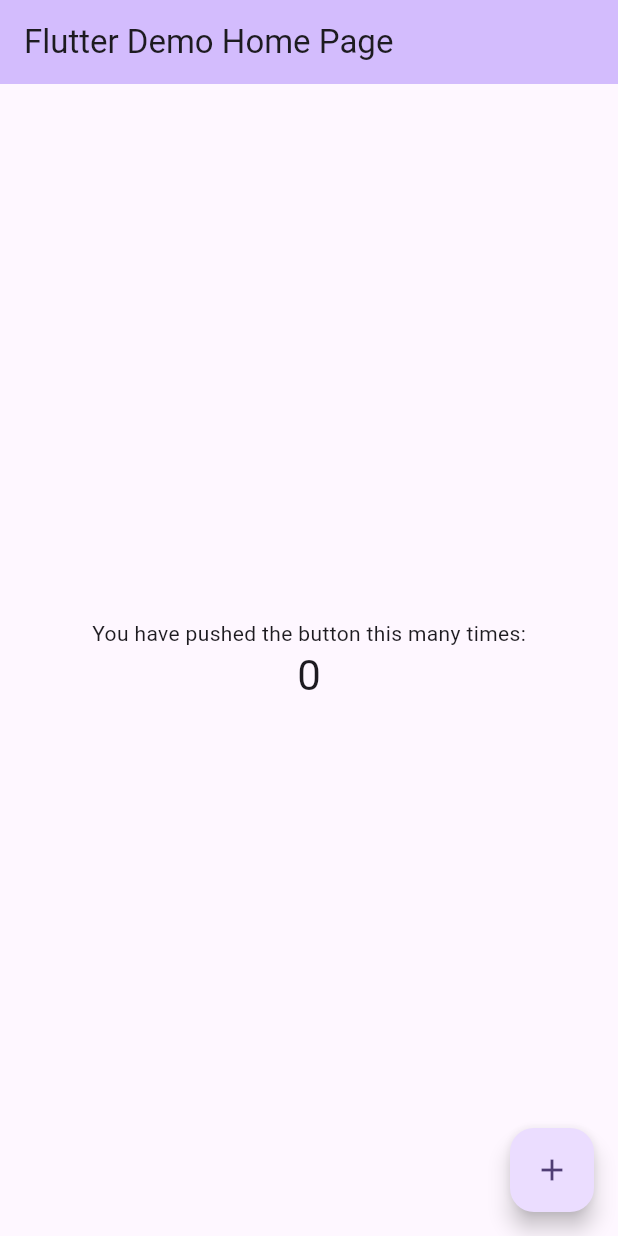
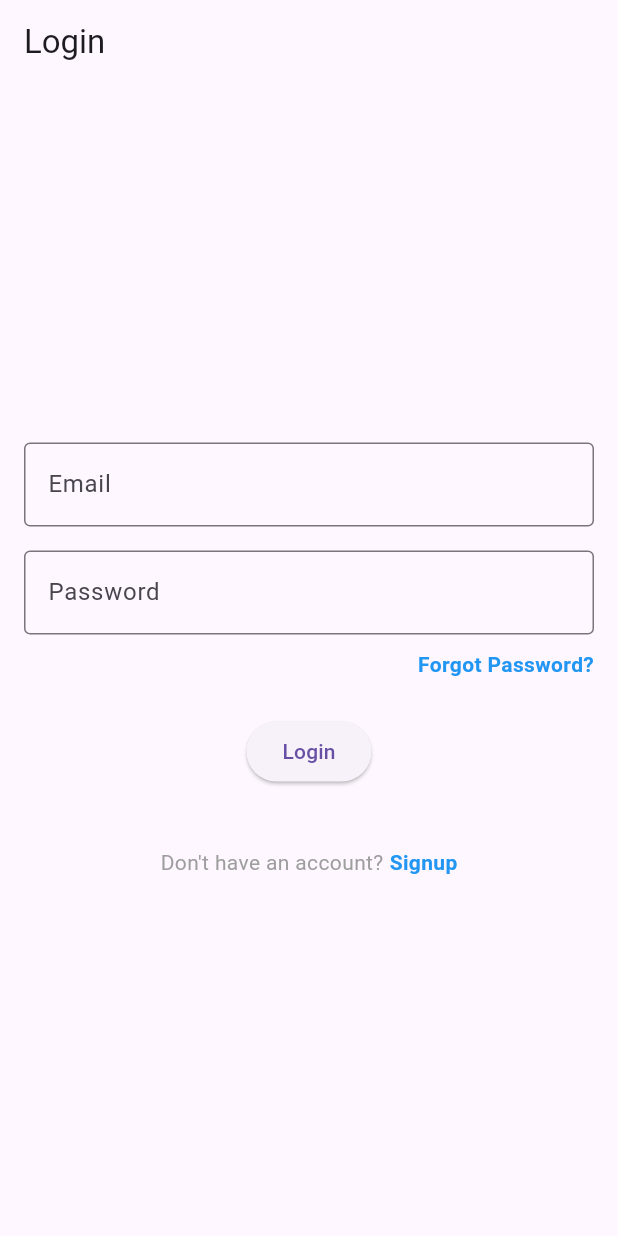
Before and after one commit to boranku/PasswordManager, a Flutter app: the screen it shows after launch, on a phone screen of 412 x 824 dp. Run offline on Flutter 3.47's test engine with Material 3 defaults, Android fonts, the phone set to English and light mode, and no system bars.

Commit message:
Login Page and temporary Landing Page, Sign Up Page, Forgot Password Page implemented

```diff
--- a/passwordmanager/lib/main.dart
+++ b/passwordmanager/lib/main.dart
@@ -1,73 +1,45 @@
 import 'package:flutter/material.dart';
+import 'pages/login_page.dart'; // Import the LoginPage from the subfolder
 
 void main() {
-  runApp(const MyApp());
-}
-
-void test() {
-  final name = 'XXX';
-  print('Yeaa');
+  runApp(MyApp());
 }
 
 class MyApp extends StatelessWidget {
   const MyApp({super.key});
+
   @override
   Widget build(BuildContext context) {
-    test();
     return MaterialApp(
       title: 'Flutter Demo',
       theme: ThemeData(
-        colorScheme: ColorScheme.fromSeed(seedColor: Colors.deepPurple),
-        useMaterial3: true,
+        primarySwatch: Colors.blue,
       ),
-      home: const MyHomePage(title: 'Flutter Demo Home Page'),
+      home: LoginPage(),
     );
   }
 }
 
-class MyHomePage extends StatefulWidget {
-  const MyHomePage({super.key, required this.title});
-
-  final String title;
-
-  @override
-  State<MyHomePage> createState() => _MyHomePageState();
-}
-
-class _MyHomePageState extends State<MyHomePage> {
-  int _counter = 0;
-
-  void _incrementCounter() {
-    setState(() {
-      _counter++;
-    });
-  }
+class HomePage extends StatelessWidget {
+  const HomePage({super.key});
 
   @override
   Widget build(BuildContext context) {
     return Scaffold(
       appBar: AppBar(
-        backgroundColor: Theme.of(context).colorScheme.inversePrimary,
-        title: Text(widget.title),
+        title: const Text("Home Page"),
       ),
       body: Center(
-        child: Column(
-          mainAxisAlignment: MainAxisAlignment.center,
-          children: <Widget>[
-            const Text(
-              'You have pushed the button this many times:',
-            ),
-            Text(
-              '$_counter',
-              style: Theme.of(context).textTheme.headlineMedium,
-            ),
-          ],
+        child: ElevatedButton(
+          onPressed: () {
+            // Navigate to the LoginPage when button is pressed
+            Navigator.push(
+              context,
+              MaterialPageRoute(builder: (context) => LoginPage()),
+            );
+          },
+          child: const Text('Go to Login Page'),
         ),
-      ),
-      floatingActionButton: FloatingActionButton(
-        onPressed: _incrementCounter,
-        tooltip: 'Increment',
-        child: const Icon(Icons.add),
       ),
     );
   }
--- /dev/null
+++ b/passwordmanager/lib/pages/login_page.dart
@@ -0,0 +1,164 @@
+import 'package:flutter/material.dart';
+import 'package:passwordmanager/pages/landing_page.dart';
+import 'package:passwordmanager/pages/forgot_password_page.dart';
+import 'package:passwordmanager/pages/signup_page.dart';
+
+class LoginPage extends StatefulWidget {
+  const LoginPage({super.key});
+
+  @override
+  _LoginPageState createState() => _LoginPageState();
+}
+
+class _LoginPageState extends State<LoginPage> {
+  final _formKey = GlobalKey<FormState>();
+  final TextEditingController _emailController = TextEditingController();
+  final TextEditingController _passwordController = TextEditingController();
+
+  // Function to handle login logic
+  void _login() {
+    if (_formKey.currentState!.validate()) {
+      // If form is valid, trigger authentication here
+      String email = _emailController.text;
+      String password = _passwordController.text;
+
+      // Dummy login action
+      if (email == "mail123@gmail.com" && password == "password123") {
+        // If login is successful, navigate to the LandingPage
+        Navigator.pushReplacement(
+          context,
+          MaterialPageRoute(builder: (context) => LandingPage()),
+        );
+      } else {
+        ScaffoldMessenger.of(context).showSnackBar(const SnackBar(
+          content: Text("Invalid credentials"),
+        ));
+      }
+    }
+  }
+
+  @override
+  Widget build(BuildContext context) {
+    return Scaffold(
+      appBar: AppBar(
+        title: const Text("Login"),
+      ),
+      body: Padding(
+        padding: const EdgeInsets.all(16.0),
+        child: Form(
+          key: _formKey,
+          child: Column(
+            mainAxisAlignment: MainAxisAlignment.center,
+            children: <Widget>[
+              // Email TextFormField
+              TextFormField(
+                controller: _emailController,
+                keyboardType: TextInputType.emailAddress,
+                decoration: const InputDecoration(
+                  labelText: 'Email',
+                  border: OutlineInputBorder(),
+                ),
+                validator: (value) {
+                  if (value == null || value.isEmpty) {
+                    return 'Please enter your email';
+                  }
+                  if (!RegExp(r'^[^@]+@[^@]+\.[^@]+').hasMatch(value)) {
+                    return 'Please enter a valid email address';
+                  }
+                  return null;
+                },
+              ),
+              const SizedBox(height: 16.0),
+
+              // Password TextFormField
+              TextFormField(
+                controller: _passwordController,
+                obscureText: true,
+                decoration: const InputDecoration(
+                  labelText: 'Password',
+                  border: OutlineInputBorder(),
+                ),
+                validator: (value) {
+                  if (value == null || value.isEmpty) {
+                    return 'Please enter your password';
+                  }
+                  if (value.length < 6) {
+                    return 'Password must be at least 6 characters long';
+                  }
+                  return null;
+                },
+              ),
+              const SizedBox(height: 10),
+
+              // Forgot Password link
+              Align(
+                  alignment: Alignment.centerRight,
+                  child: GestureDetector(
+                    onTap: () => {
+                      // Navigate to the Forgot Password Page
+                      Navigator.push(
+                        context,
+                        MaterialPageRoute(
+                            builder: (context) => ForgotPasswordPage()),
+                      )
+                    },
+                    child: const Text(
+                      'Forgot Password?',
+                      style: TextStyle(
+                        color: Colors.blue,
+                        fontWeight: FontWeight.bold,
+                      ),
+                    ),
+                  )),
+
+              const SizedBox(height: 24.0),
+
+              // Login Button
+              ElevatedButton(
+                onPressed: _login,
+                child: const Text('Login'),
+              ),
+
+              const SizedBox(height: 40.0),
+
+              // Signup Link
+              Row(
+                mainAxisAlignment: MainAxisAlignment.center,
+                children: [
+                  const Text(
+                    "Don't have an account?",
+                    style: TextStyle(color: Colors.grey),
+                  ),
+                  const SizedBox(width: 4),
+                  GestureDetector(
+                    onTap: () {
+                      // Go to Signup Page
+                      Navigator.push(
+                        context,
+                        MaterialPageRoute(builder: (context) => SignupPage()),
+                      );
+                    },
+                    child: const Text(
+                      "Signup",
+                      style: TextStyle(
+                        color: Colors.blue,
+                        fontWeight: FontWeight.bold,
+                      ),
+                    ),
+                  )
+                ],
+              )
+            ],
+          ),
+        ),
+      ),
+    );
+  }
+
+  @override
+  void dispose() {
+    _emailController.dispose();
+    _passwordController.dispose();
+    super.dispose();
+  }
+}
```
Also changed, not shown: passwordmanager/lib/pages/forgot_password_page.dart (added, +21 -0 lines), passwordmanager/lib/pages/landing_page.dart (added, +35 -0 lines), passwordmanager/lib/pages/signup_page.dart (added, +20 -0 lines), passwordmanager/pubspec.yaml (+3 -4 lines), 1 other file.
